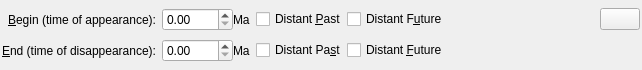
The window that src/qt-widgets/EditTimePeriodWidgetUi.ui (GPlates/GPlates) describes before a commit, drawn with Qt 5.
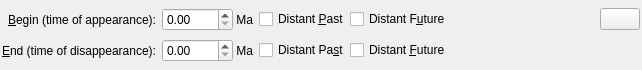
The same window after the commit. Icons and pictures are not drawn.

Patch:
```diff
--- a/src/qt-widgets/EditTimePeriodWidgetUi.ui
+++ b/src/qt-widgets/EditTimePeriodWidgetUi.ui
@@ -53,8 +53,8 @@
          <verstretch>0</verstretch>
         </sizepolicy>
        </property>
-       <property name="text">
-        <string>Ma</string>
+       <property name="text" >
+        <string> Ma</string>
        </property>
       </widget>
      </item>
@@ -141,8 +141,8 @@
          <verstretch>0</verstretch>
         </sizepolicy>
        </property>
-       <property name="text">
-        <string>Ma</string>
+       <property name="text" >
+        <string> Ma</string>
        </property>
       </widget>
      </item>
```
Left out of the diff: 115 changed lines with no effect on the pictures.
